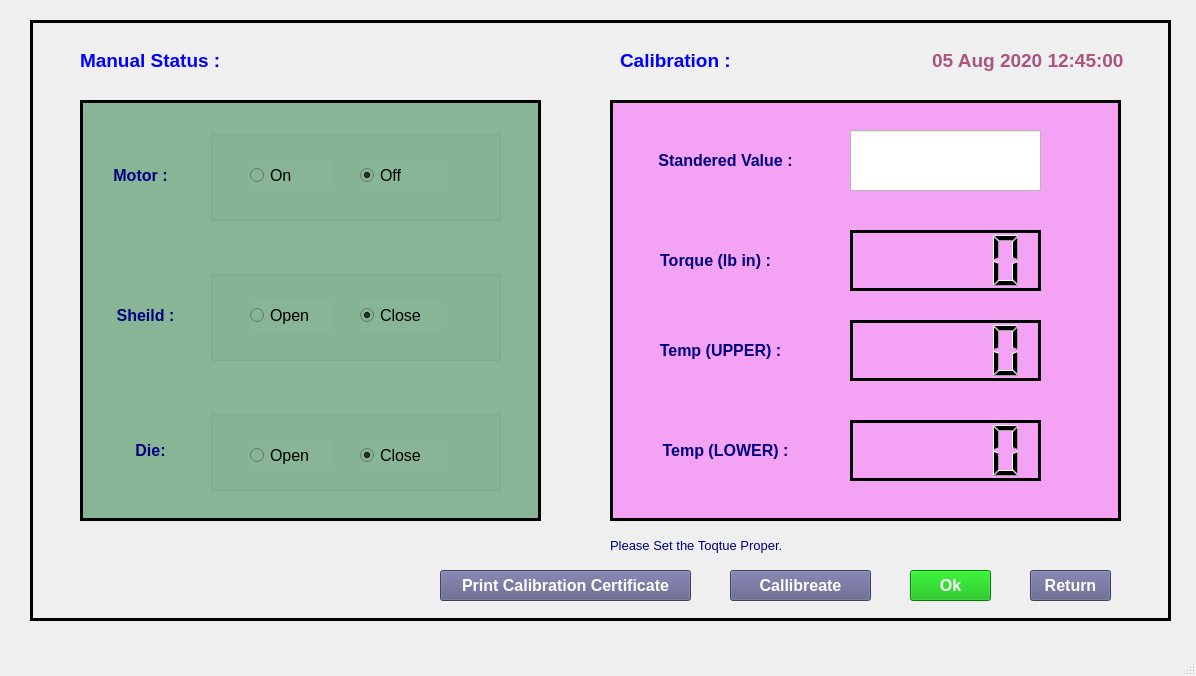
sanjaymanegit/testRepo, file MDR/ui/MDR_07_CALIBRATION.ui: the form before one commit.
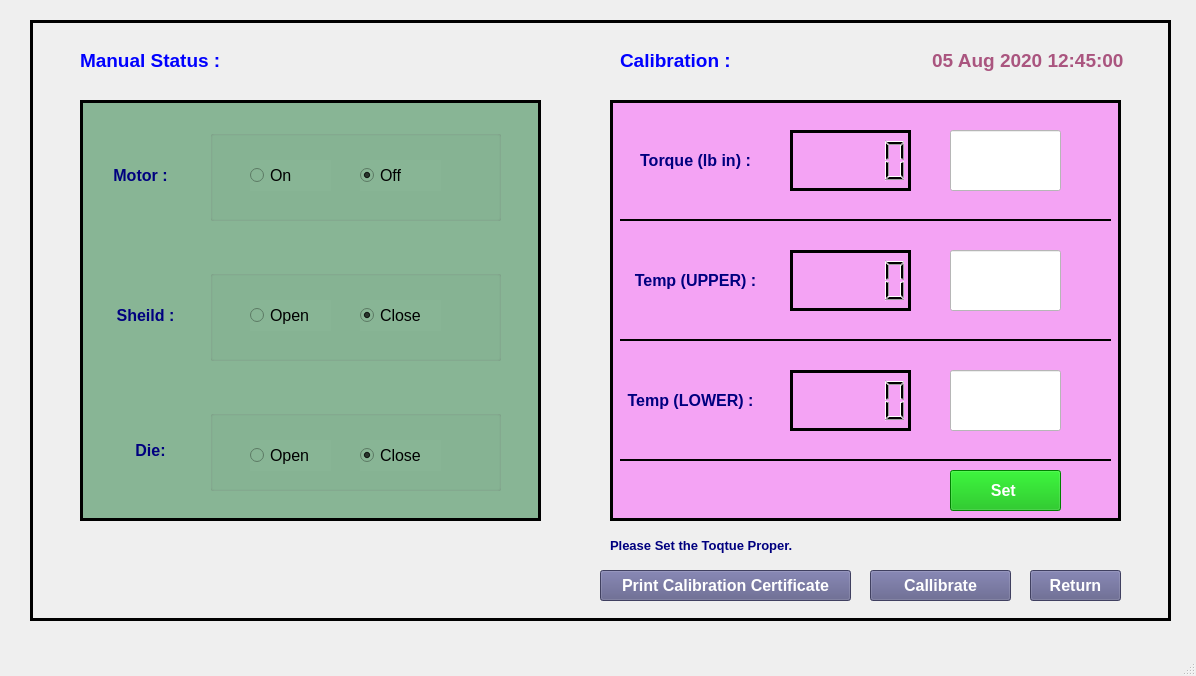
The form after the commit.

Patch:
```diff
--- a/MDR/ui/MDR_07_CALIBRATION.ui
+++ b/MDR/ui/MDR_07_CALIBRATION.ui
@@ -401,40 +401,12 @@
      <property name="lineWidth">
       <number>3</number>
      </property>
-     <widget class="QLabel" name="label_26">
-      <property name="geometry">
-       <rect>
-        <x>10</x>
-        <y>30</y>
-        <width>211</width>
-        <height>61</height>
-       </rect>
-      </property>
-      <property name="font">
-       <font>
-        <family>Arial</family>
-        <pointsize>12</pointsize>
-        <weight>75</weight>
-        <bold>true</bold>
-        <underline>false</underline>
-       </font>
-      </property>
-      <property name="styleSheet">
-       <string notr="true">color: rgb(0, 0, 127);</string>
-      </property>
-      <property name="text">
-       <string>Standered Value :</string>
-      </property>
-      <property name="alignment">
-       <set>Qt::AlignCenter</set>
-      </property>
-     </widget>
      <widget class="QLineEdit" name="lineEdit">
       <property name="geometry">
        <rect>
-        <x>240</x>
+        <x>340</x>
         <y>30</y>
-        <width>191</width>
+        <width>111</width>
         <height>61</height>
        </rect>
       </property>
@@ -453,9 +425,9 @@
      <widget class="QLabel" name="label_29">
       <property name="geometry">
        <rect>
-        <x>10</x>
-        <y>130</y>
-        <width>191</width>
+        <x>20</x>
+        <y>30</y>
+        <width>131</width>
         <height>61</height>
        </rect>
       </property>
@@ -481,9 +453,9 @@
      <widget class="QLCDNumber" name="lcdNumber">
       <property name="geometry">
        <rect>
-        <x>240</x>
-        <y>130</y>
-        <width>191</width>
+        <x>180</x>
+        <y>30</y>
+        <width>121</width>
         <height>61</height>
        </rect>
       </property>
@@ -497,9 +469,9 @@
      <widget class="QLabel" name="label_31">
       <property name="geometry">
        <rect>
-        <x>30</x>
-        <y>220</y>
-        <width>161</width>
+        <x>20</x>
+        <y>150</y>
+        <width>131</width>
         <height>61</height>
        </rect>
       </property>
@@ -525,9 +497,9 @@
      <widget class="QLCDNumber" name="lcdNumber_2">
       <property name="geometry">
        <rect>
-        <x>240</x>
-        <y>220</y>
-        <width>191</width>
+        <x>180</x>
+        <y>150</y>
+        <width>121</width>
         <height>61</height>
        </rect>
       </property>
@@ -541,9 +513,9 @@
      <widget class="QLCDNumber" name="lcdNumber_3">
       <property name="geometry">
        <rect>
-        <x>240</x>
-        <y>320</y>
-        <width>191</width>
+        <x>180</x>
+        <y>270</y>
+        <width>121</width>
         <height>61</height>
        </rect>
       </property>
@@ -557,9 +529,9 @@
      <widget class="QLabel" name="label_33">
       <property name="geometry">
        <rect>
-        <x>40</x>
-        <y>320</y>
-        <width>151</width>
+        <x>10</x>
+        <y>270</y>
+        <width>141</width>
         <height>61</height>
        </rect>
       </property>
@@ -582,6 +554,130 @@
        <set>Qt::AlignCenter</set>
       </property>
      </widget>
+     <widget class="QLineEdit" name="lineEdit_2">
+      <property name="geometry">
+       <rect>
+        <x>340</x>
+        <y>150</y>
+        <width>111</width>
+        <height>61</height>
+       </rect>
+      </property>
+      <property name="font">
+       <font>
+        <family>Arial</family>
+        <pointsize>24</pointsize>
+        <weight>75</weight>
+        <bold>true</bold>
+       </font>
+      </property>
+      <property name="styleSheet">
+       <string notr="true">background-color: rgb(255, 255, 255);</string>
+      </property>
+     </widget>
+     <widget class="QLineEdit" name="lineEdit_3">
+      <property name="geometry">
+       <rect>
+        <x>340</x>
+        <y>270</y>
+        <width>111</width>
+        <height>61</height>
+       </rect>
+      </property>
+      <property name="font">
+       <font>
+        <family>Arial</family>
+        <pointsize>24</pointsize>
+        <weight>75</weight>
+        <bold>true</bold>
+       </font>
+      </property>
+      <property name="styleSheet">
+       <string notr="true">background-color: rgb(255, 255, 255);</string>
+      </property>
+     </widget>
+     <widget class="Line" name="line">
+      <property name="geometry">
+       <rect>
+        <x>10</x>
+        <y>350</y>
+        <width>491</width>
+        <height>21</height>
+       </rect>
+      </property>
+      <property name="frameShadow">
+       <enum>QFrame::Plain</enum>
+      </property>
+      <property name="lineWidth">
+       <number>2</number>
+      </property>
+      <property name="orientation">
+       <enum>Qt::Horizontal</enum>
+      </property>
+     </widget>
+     <widget class="Line" name="line_2">
+      <property name="geometry">
+       <rect>
+        <x>10</x>
+        <y>110</y>
+        <width>491</width>
+        <height>21</height>
+       </rect>
+      </property>
+      <property name="frameShadow">
+       <enum>QFrame::Plain</enum>
+      </property>
+      <property name="lineWidth">
+       <number>2</number>
+      </property>
+      <property name="orientation">
+       <enum>Qt::Horizontal</enum>
+      </property>
+     </widget>
+     <widget class="Line" name="line_3">
+      <property name="geometry">
+       <rect>
+        <x>10</x>
+        <y>230</y>
+        <width>491</width>
+        <height>21</height>
+       </rect>
+      </property>
+      <property name="frameShadow">
+       <enum>QFrame::Plain</enum>
+      </property>
+      <property name="lineWidth">
+       <number>2</number>
+      </property>
+      <property name="orientation">
+       <enum>Qt::Horizontal</enum>
+      </property>
+     </widget>
+     <widget class="QPushButton" name="pushButton_4">
+      <property name="geometry">
+       <rect>
+        <x>340</x>
+        <y>370</y>
+        <width>111</width>
+        <height>41</height>
+       </rect>
+      </property>
+      <property name="font">
+       <font>
+        <family>Arial</family>
+        <pointsize>12</pointsize>
+        <weight>75</weight>
+        <bold>true</bold>
+       </font>
+      </property>
+      <property name="styleSheet">
+       <string notr="true">color: rgb(255, 255, 255);
+background-color: rgb(0, 180, 0);</string>
+      </property>
+      <property name="text">
+       <string>Set </string>
+      </property>
+     </widget>
     </widget>
     <widget class="QLabel" name="label_22">
      <property name="geometry">
@@ -611,37 +707,12 @@
       <set>Qt::AlignLeading|Qt::AlignLeft|Qt::AlignVCenter</set>
      </property>
     </widget>
-    <widget class="QPushButton" name="pushButton_4">
-     <property name="geometry">
-      <rect>
-       <x>880</x>
-       <y>550</y>
-       <width>81</width>
-       <height>31</height>
-      </rect>
-     </property>
-     <property name="font">
-      <font>
-       <family>Arial</family>
-       <pointsize>12</pointsize>
-       <weight>75</weight>
-       <bold>true</bold>
-      </font>
-     </property>
-     <property name="styleSheet">
-      <string notr="true">color: rgb(255, 255, 255);
-background-color: rgb(0, 180, 0);</string>
-     </property>
-     <property name="text">
-      <string>Ok</string>
-     </property>
-    </widget>
     <widget class="QPushButton" name="pushButton_14">
      <property name="geometry">
       <rect>
        <x>1000</x>
        <y>550</y>
-       <width>81</width>
+       <width>91</width>
        <height>31</height>
       </rect>
      </property>
@@ -664,7 +735,7 @@
     <widget class="QPushButton" name="pushButton_15">
      <property name="geometry">
       <rect>
-       <x>700</x>
+       <x>840</x>
        <y>550</y>
        <width>141</width>
        <height>31</height>
@@ -683,13 +754,13 @@
 color: rgb(255, 255, 255);</string>
      </property>
      <property name="text">
-      <string>Callibreate</string>
+      <string>Callibrate</string>
      </property>
     </widget>
     <widget class="QPushButton" name="pushButton_16">
      <property name="geometry">
       <rect>
-       <x>410</x>
+       <x>570</x>
        <y>550</y>
        <width>251</width>
        <height>31</height>
@@ -724,8 +795,8 @@
       <font>
        <family>Arial</family>
        <pointsize>10</pointsize>
-       <weight>50</weight>
-       <bold>false</bold>
+       <weight>75</weight>
+       <bold>true</bold>
        <underline>false</underline>
       </font>
      </property>
```
